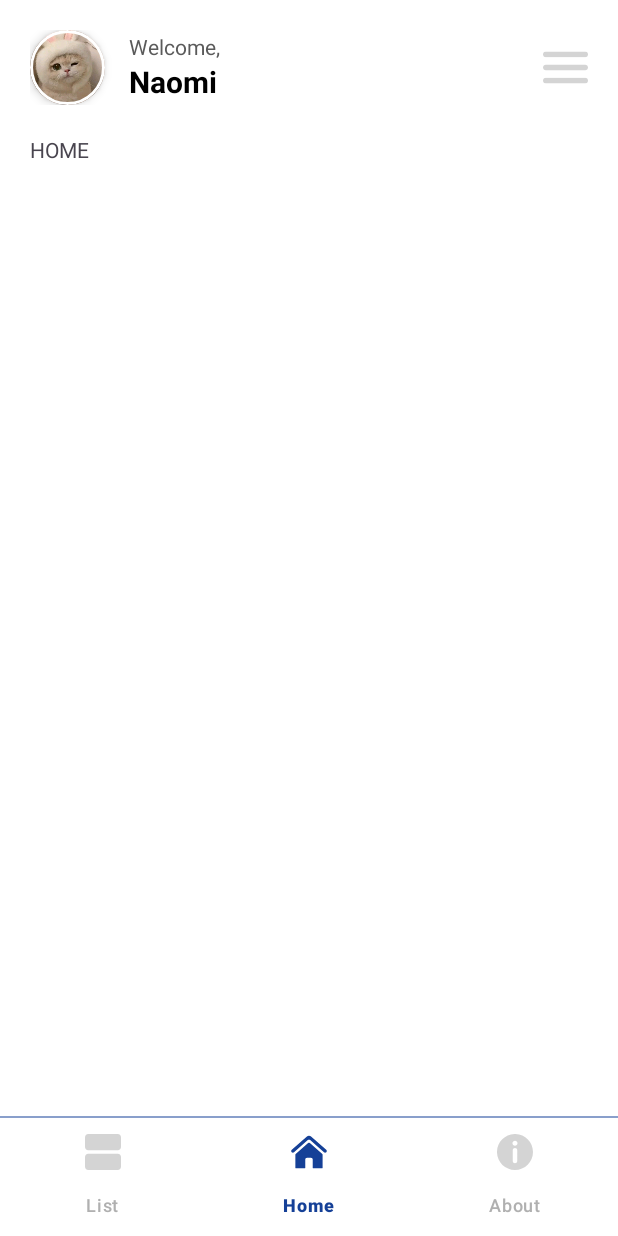
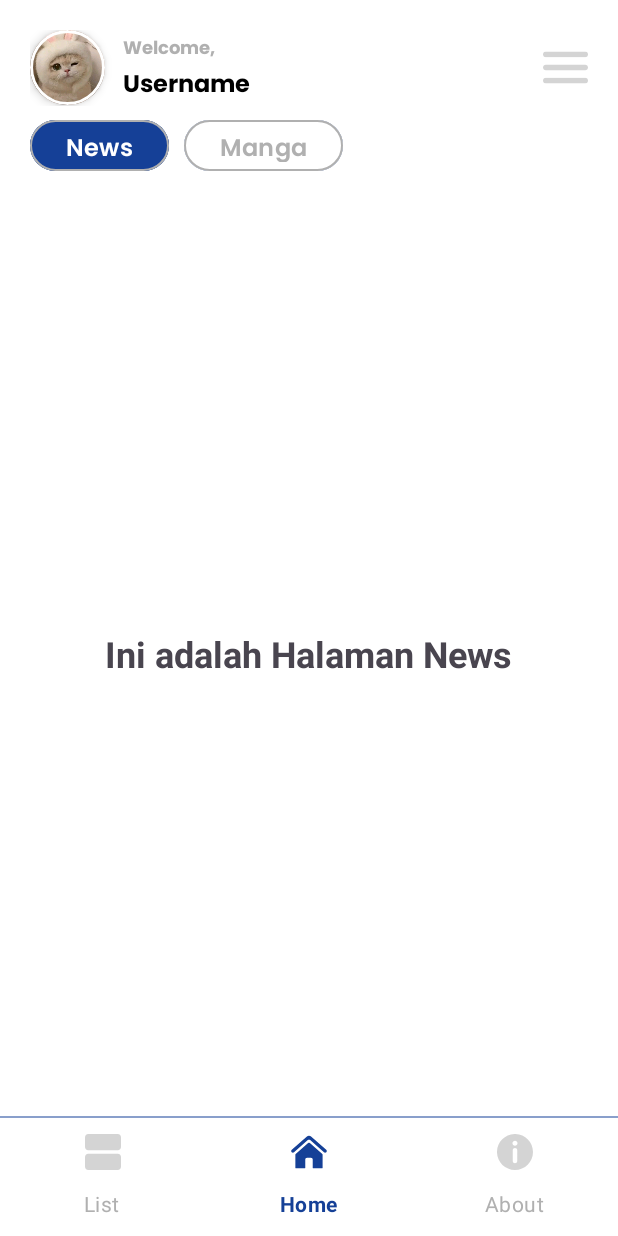
Before and after one commit to teresanaomii/animedxd, an Android app: the screen it shows after launch (MainActivity), on a phone screen of 412 x 824 dp. Run offline under Robolectric (Android 15) with nearby library versions, the phone set to English and light mode, and no system bars.

Commit message:
feat: add tab control button

```diff
--- a/app/src/main/java/com/wesleyaldrich/animedxd/HomeFragment.java
+++ b/app/src/main/java/com/wesleyaldrich/animedxd/HomeFragment.java
@@ -1,64 +1,71 @@
 package com.wesleyaldrich.animedxd;
 
 import android.os.Bundle;
-
-import androidx.fragment.app.Fragment;
-
 import android.view.LayoutInflater;
 import android.view.View;
 import android.view.ViewGroup;
 
-/**
- * A simple {@link Fragment} subclass.
- * Use the {@link HomeFragment#newInstance} factory method to
- * create an instance of this fragment.
- */
+import androidx.core.content.ContextCompat;
+import androidx.fragment.app.Fragment;
+import androidx.fragment.app.FragmentManager;
+import androidx.fragment.app.FragmentTransaction;
+
+import com.google.android.material.button.MaterialButton;
+
 public class HomeFragment extends Fragment {
 
-    // TODO: Rename parameter arguments, choose names that match
-    // the fragment initialization parameters, e.g. ARG_ITEM_NUMBER
-    private static final String ARG_PARAM1 = "param1";
-    private static final String ARG_PARAM2 = "param2";
-
-    // TODO: Rename and change types of parameters
-    private String mParam1;
-    private String mParam2;
-
-    public HomeFragment() {
-        // Required empty public constructor
-    }
-
-    /**
-     * Use this factory method to create a new instance of
-     * this fragment using the provided parameters.
-     *
-     * @param param1 Parameter 1.
-     * @param param2 Parameter 2.
-     * @return A new instance of fragment HomeFragment.
-     */
-    // TODO: Rename and change types and number of parameters
-    public static HomeFragment newInstance(String param1, String param2) {
-        HomeFragment fragment = new HomeFragment();
-        Bundle args = new Bundle();
-        args.putString(ARG_PARAM1, param1);
-        args.putString(ARG_PARAM2, param2);
-        fragment.setArguments(args);
-        return fragment;
-    }
-
-    @Override
-    public void onCreate(Bundle savedInstanceState) {
-        super.onCreate(savedInstanceState);
-        if (getArguments() != null) {
-            mParam1 = getArguments().getString(ARG_PARAM1);
-            mParam2 = getArguments().getString(ARG_PARAM2);
-        }
-    }
+    private FragmentManager fragmentManager;
+    private MaterialButton btnNews;
+    private MaterialButton btnManga;
 
     @Override
     public View onCreateView(LayoutInflater inflater, ViewGroup container,
                              Bundle savedInstanceState) {
-        // Inflate the layout for this fragment
-        return inflater.inflate(R.layout.fragment_home, container, false);
+        View view = inflater.inflate(R.layout.fragment_home, container, false);
+
+        btnNews = view.findViewById(R.id.btnNews);
+        btnManga = view.findViewById(R.id.btnManga);
+
+        fragmentManager = getChildFragmentManager();
+
+        if (savedInstanceState == null) {
+            loadFragment(new NewsFragment());
+            // Atur tampilan tombol News sebagai terpilih secara default
+            btnNews.setBackgroundTintList(ContextCompat.getColorStateList(requireContext(), R.color.blue));
+            btnNews.setTextColor(ContextCompat.getColor(requireContext(), android.R.color.white));
+            btnManga.setBackgroundTintList(ContextCompat.getColorStateList(requireContext(), R.color.white));
+            btnManga.setTextColor(ContextCompat.getColor(requireContext(), R.color.grey));
+        }
+
+        // Atur listener untuk tombol News
+        btnNews.setOnClickListener(v -> {
+            loadFragment(new NewsFragment());
+            // Atur tampilan tombol News (aktif) dan Manga (tidak aktif)
+            btnNews.setBackgroundTintList(ContextCompat.getColorStateList(requireContext(), R.color.blue));
+            btnNews.setTextColor(ContextCompat.getColor(requireContext(), android.R.color.white));
+            btnManga.setBackgroundTintList(ContextCompat.getColorStateList(requireContext(), R.color.white));
+            btnManga.setTextColor(ContextCompat.getColor(requireContext(), R.color.grey));
+        });
+
+        // Atur listener untuk tombol Manga
+        btnManga.setOnClickListener(v -> {
+            loadFragment(new MangaFragment());
+            // ---- PERBAIKAN DI SINI ----
+            // Atur tampilan tombol News (tidak aktif)
+            btnNews.setBackgroundTintList(ContextCompat.getColorStateList(requireContext(), R.color.white));
+            btnNews.setTextColor(ContextCompat.getColor(requireContext(), R.color.grey));
+            // Atur tampilan tombol Manga (aktif)
+            btnManga.setBackgroundTintList(ContextCompat.getColorStateList(requireContext(), R.color.blue));
+            btnManga.setTextColor(ContextCompat.getColor(requireContext(), android.R.color.white));
+            // -----------------------------
+        });
+
+        return view;
+    }
+
+    private void loadFragment(Fragment fragment) {
+        FragmentTransaction transaction = fragmentManager.beginTransaction();
+        transaction.replace(R.id.home_content_container, fragment);
+        transaction.commit();
     }
 }
--- a/app/src/main/java/com/wesleyaldrich/animedxd/MainActivity.java
+++ b/app/src/main/java/com/wesleyaldrich/animedxd/MainActivity.java
@@ -70,6 +70,10 @@ public class MainActivity extends AppCompatActivity {
             popupWindow.dismiss();
         });
 
+        popupWindow.setOnDismissListener(() -> {
+            binding.menuHamburger.setColorFilter(null);
+        });
+
         binding.menuHamburger.setColorFilter(ContextCompat.getColor(MainActivity.this, R.color.blue));
         popupWindow.showAsDropDown(binding.menuHamburger, 0, 0);
     }
--- /dev/null
+++ b/app/src/main/java/com/wesleyaldrich/animedxd/MangaFragment.java
@@ -0,0 +1,15 @@
+package com.wesleyaldrich.animedxd;
+
+import android.os.Bundle;
+import androidx.fragment.app.Fragment;
+import android.view.LayoutInflater;
+import android.view.View;
+import android.view.ViewGroup;
+
+public class MangaFragment extends Fragment {
+    @Override
+    public View onCreateView(LayoutInflater inflater, ViewGroup container,
+                             Bundle savedInstanceState) {
+        return inflater.inflate(R.layout.fragment_manga, container, false);
+    }
+}
--- /dev/null
+++ b/app/src/main/java/com/wesleyaldrich/animedxd/NewsFragment.java
@@ -0,0 +1,15 @@
+package com.wesleyaldrich.animedxd;
+
+import android.os.Bundle;
+import androidx.fragment.app.Fragment;
+import android.view.LayoutInflater;
+import android.view.View;
+import android.view.ViewGroup;
+
+public class NewsFragment extends Fragment {
+    @Override
+    public View onCreateView(LayoutInflater inflater, ViewGroup container,
+                             Bundle savedInstanceState) {
+        return inflater.inflate(R.layout.fragment_news, container, false);
+    }
+}
--- a/app/src/main/res/layout/activity_main.xml
+++ b/app/src/main/res/layout/activity_main.xml
@@ -14,7 +14,10 @@
         android:layout_height="wrap_content"
         android:orientation="horizontal"
         android:gravity="center_vertical"
-        android:padding="20dp"
+        android:paddingStart="20dp"
+        android:paddingEnd="20dp"
+        android:paddingTop="20dp"
+        android:paddingBottom="5dp"
         app:layout_constraintTop_toTopOf="parent"
         app:layout_constraintStart_toStartOf="parent"
         app:layout_constraintEnd_toEndOf="parent">
@@ -42,21 +45,24 @@
             android:layout_height="wrap_content"
             android:layout_weight="1"
             android:orientation="vertical"
-            android:layout_marginStart="16dp">
+            android:layout_marginStart="12dp"
+            android:layout_marginTop="2dp">
 
             <TextView
                 android:layout_width="wrap_content"
                 android:layout_height="wrap_content"
-                android:text="Welcome,"
-                android:textSize="14sp"
-                android:textColor="#5A5A5A" />
+                android:text="@string/greeting_message"
+                android:fontFamily="@font/poppins_bold"
+                android:textSize="12sp"
+                android:textColor="@color/grey" />
 
             <TextView
                 android:id="@+id/userNameTextView"
                 android:layout_width="wrap_content"
                 android:layout_height="wrap_content"
-                android:text="Naomi"
-                android:textSize="20sp"
+                android:text="@string/username"
+                android:fontFamily="@font/poppins_bold"
+                android:textSize="16sp"
                 android:textStyle="bold"
                 android:textColor="#000000" />
         </LinearLayout>
@@ -96,7 +102,8 @@
             app:layout_constraintBottom_toBottomOf="parent"
             app:layout_constraintEnd_toEndOf="parent"
             app:layout_constraintStart_toStartOf="parent"
-            app:menu="@menu/bottom_nav_menu">
+            app:menu="@menu/bottom_nav_menu"
+            style="@style/CustomBottomNavigationView">
 
         </com.google.android.material.bottomnavigation.BottomNavigationView>
 
--- a/app/src/main/res/layout/fragment_home.xml
+++ b/app/src/main/res/layout/fragment_home.xml
@@ -1,14 +1,53 @@
 <?xml version="1.0" encoding="utf-8"?>
-<FrameLayout xmlns:android="http://schemas.android.com/apk/res/android"
+<LinearLayout
+    xmlns:android="http://schemas.android.com/apk/res/android"
+    xmlns:app="http://schemas.android.com/apk/res-auto"
     xmlns:tools="http://schemas.android.com/tools"
     android:layout_width="match_parent"
     android:layout_height="match_parent"
+    android:orientation="vertical"
     tools:context=".HomeFragment">
 
-    <!-- TODO: Update blank fragment layout -->
-    <TextView
+    <LinearLayout
+        android:id="@+id/toggleButtonGroup"
+        android:layout_width="wrap_content"
+        android:layout_height="wrap_content"
+        android:orientation="horizontal">
+
+        <com.google.android.material.button.MaterialButton
+            android:id="@+id/btnNews"
+            style="@style/Widget.Material3.Button.OutlinedButton"
+            android:layout_width="wrap_content"
+            android:layout_height="42dp"
+            android:layout_marginEnd="10dp"
+            android:text="News"
+            android:textColor="@color/white"
+            android:textSize="16sp"
+            android:fontFamily="@font/poppins_semi_bold"
+            android:backgroundTint="@color/blue"
+            app:strokeColor="@color/grey"
+            app:cornerRadius="24dp" />
+
+        <com.google.android.material.button.MaterialButton
+            android:id="@+id/btnManga"
+            style="@style/Widget.Material3.Button.OutlinedButton"
+            android:layout_width="wrap_content"
+            android:layout_height="42dp"
+            android:text="Manga"
+            android:textColor="@color/white"
+            android:textSize="16sp"
+            android:fontFamily="@font/poppins_semi_bold"
+            android:backgroundTint="@color/blue"
+            app:strokeColor="@color/grey"
+            app:cornerRadius="24dp" />
+
+    </LinearLayout>
+
+    <FrameLayout
+        android:id="@+id/home_content_container"
         android:layout_width="match_parent"
-        android:layout_height="match_parent"
-        android:text="HOME" />
+        android:layout_height="0dp"
+        android:layout_weight="1"
+        android:layout_marginTop="10dp" />
 
-</FrameLayout>
+</LinearLayout>
--- /dev/null
+++ b/app/src/main/res/layout/fragment_manga.xml
@@ -0,0 +1,17 @@
+<?xml version="1.0" encoding="utf-8"?>
+<FrameLayout xmlns:android="http://schemas.android.com/apk/res/android"
+    xmlns:tools="http://schemas.android.com/tools"
+    android:layout_width="match_parent"
+    android:layout_height="match_parent"
+    android:gravity="center"
+    tools:context=".MangaFragment">
+
+    <TextView
+        android:layout_width="wrap_content"
+        android:layout_height="wrap_content"
+        android:text="Ini adalah Halaman Manga"
+        android:textSize="24sp"
+        android:textStyle="bold"
+        android:layout_gravity="center"/>
+
+</FrameLayout>
--- /dev/null
+++ b/app/src/main/res/layout/fragment_news.xml
@@ -0,0 +1,17 @@
+<?xml version="1.0" encoding="utf-8"?>
+<FrameLayout xmlns:android="http://schemas.android.com/apk/res/android"
+    xmlns:tools="http://schemas.android.com/tools"
+    android:layout_width="match_parent"
+    android:layout_height="match_parent"
+    android:gravity="center"
+    tools:context=".NewsFragment">
+
+    <TextView
+        android:layout_width="wrap_content"
+        android:layout_height="wrap_content"
+        android:text="Ini adalah Halaman News"
+        android:textSize="24sp"
+        android:textStyle="bold"
+        android:layout_gravity="center"/>
+
+</FrameLayout>
--- a/app/src/main/res/values/strings.xml
+++ b/app/src/main/res/values/strings.xml
@@ -2,4 +2,6 @@
     <string name="app_name">Animedxd</string>
     <!-- TODO: Remove or change this placeholder text -->
     <string name="hello_blank_fragment">Hello blank fragment</string>
+    <string name="greeting_message">Welcome,</string>
+    <string name="username">Username</string>
 </resources>
--- a/app/src/main/res/values/themes.xml
+++ b/app/src/main/res/values/themes.xml
@@ -7,4 +7,14 @@
 
     <style name="Theme.Animedxd" parent="Base.Theme.Animedxd" />
 
+    <style name="CustomBottomNavigationView" parent="Widget.Material3.BottomNavigationView">
+        <item name="itemTextAppearanceActive">@style/BottomNavText</item>
+        <item name="itemTextAppearanceInactive">@style/BottomNavText</item>
+    </style>
+
+    <style name="BottomNavText" parent="TextAppearance.Material3.BodyMedium">
+        <item name="android:fontFamily">@font/poppins_thin_italic</item>
+        <item name="android:textStyle">normal</item>
+    </style>
+
 </resources>
```
